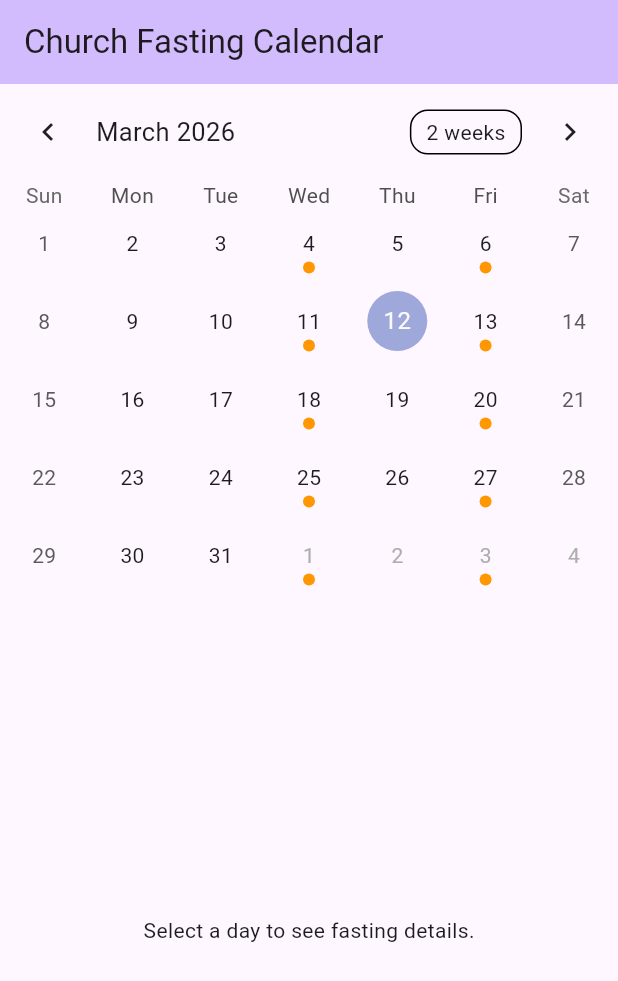
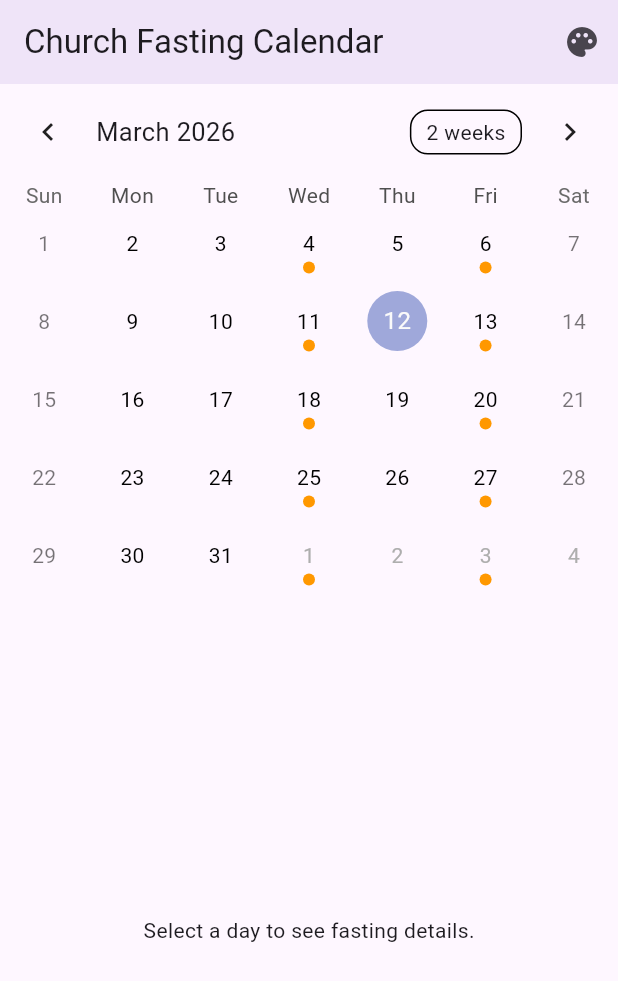
Before and after one commit to d3metrious/OrthodoxFastingCalender, a Flutter app: the screen it shows after launch, on a phone screen of 412 x 824 dp. Shown: the top 981 px of the screen. Run offline on Flutter 3.47's test engine with Material 3 defaults, Android fonts, the phone set to English and light mode, and no system bars; drawn by our look-alikes of table_calendar.

Commit message:
User selected theme mode

```diff
--- a/lib/main.dart
+++ b/lib/main.dart
@@ -1,5 +1,7 @@
 import 'package:flutter/material.dart';
 import 'pages/calendar_page.dart';
+import 'utils/app_colors.dart';
+import 'services/theme_service.dart';
 
 void main() {
   runApp(const FastingCalendarApp());
@@ -10,13 +12,31 @@ class FastingCalendarApp extends StatelessWidget {
 
   @override
   Widget build(BuildContext context) {
+    // ListenableBuilder listens to themeService and rebuilds whenever notifyListeners() is called
+    return ListenableBuilder(
+      listenable: themeService,
+      builder: (context, child) {
         return MaterialApp(
           title: 'Church Fasting Calendar',
           theme: ThemeData(
-        colorScheme: ColorScheme.fromSeed(seedColor: Colors.deepPurple),
+            colorScheme: ColorScheme.fromSeed(
+              seedColor: AppColors.primary,
+              brightness: Brightness.light,
+            ),
             useMaterial3: true,
           ),
+          darkTheme: ThemeData(
+            colorScheme: ColorScheme.fromSeed(
+              seedColor: AppColors.primary,
+              brightness: Brightness.dark,
+            ),
+            useMaterial3: true,
+          ),
+          // Now controlled by our service
+          themeMode: themeService.themeMode,
           home: const CalendarPage(),
+        );
+      },
     );
   }
 }
--- a/lib/pages/calendar_page.dart
+++ b/lib/pages/calendar_page.dart
@@ -1,6 +1,8 @@
 import 'package:flutter/material.dart';
 import 'package:table_calendar/table_calendar.dart';
 import '../services/fasting_service.dart';
+import '../services/theme_service.dart';
+import '../utils/app_colors.dart';
 
 class CalendarPage extends StatefulWidget {
   const CalendarPage({super.key});
@@ -15,10 +17,33 @@ class _CalendarPageState extends State<CalendarPage> {
 
   @override
   Widget build(BuildContext context) {
+    final bool isDarkMode = Theme.of(context).brightness == Brightness.dark;
+
     return Scaffold(
       appBar: AppBar(
         title: const Text('Church Fasting Calendar'),
-        backgroundColor: Theme.of(context).colorScheme.inversePrimary,
+        backgroundColor: AppColors.primary.withOpacity(0.1),
+        actions: [
+          // A simple dropdown to change the theme
+          PopupMenuButton<ThemeMode>(
+            icon: const Icon(Icons.palette),
+            onSelected: (mode) => themeService.setThemeMode(mode),
+            itemBuilder: (context) => [
+              const PopupMenuItem(
+                value: ThemeMode.system,
+                child: Text('Device Default'),
+              ),
+              const PopupMenuItem(
+                value: ThemeMode.light,
+                child: Text('Light Mode'),
+              ),
+              const PopupMenuItem(
+                value: ThemeMode.dark,
+                child: Text('Dark Mode'),
+              ),
+            ],
+          ),
+        ],
       ),
       body: Column(
         children: [
@@ -37,17 +62,23 @@ class _CalendarPageState extends State<CalendarPage> {
               final fast = FastingService.getFastingType(day);
               return fast != null ? [fast] : [];
             },
-            calendarStyle: const CalendarStyle(
-              markerDecoration: BoxDecoration(
-                color: Colors.orange,
+            calendarStyle: CalendarStyle(
+              markerDecoration: const BoxDecoration(
+                color: AppColors.fastingMarker,
                 shape: BoxShape.circle,
+              ),
+              defaultTextStyle: TextStyle(
+                color: isDarkMode ? Colors.white : Colors.black,
+              ),
+              weekendTextStyle: TextStyle(
+                color: isDarkMode ? Colors.white70 : Colors.black54,
               ),
             ),
           ),
           const SizedBox(height: 20),
           Expanded(
             child: Center(
-              child: _buildInfoCard(),
+              child: _buildInfoCard(isDarkMode),
             ),
           ),
         ],
@@ -55,7 +86,7 @@ class _CalendarPageState extends State<CalendarPage> {
     );
   }
 
-  Widget _buildInfoCard() {
+  Widget _buildInfoCard(bool isDarkMode) {
     if (_selectedDay == null) {
       return const Text('Select a day to see fasting details.');
     }
@@ -63,14 +94,16 @@ class _CalendarPageState extends State<CalendarPage> {
     final fastType = FastingService.getFastingType(_selectedDay!);
     if (fastType != null) {
       return Card(
-        color: Colors.orange.shade50,
+        color: isDarkMode
+            ? AppColors.fastingBackgroundDark
+            : AppColors.fastingBackgroundLight,
         margin: const EdgeInsets.all(16),
         child: Padding(
           padding: const EdgeInsets.all(16.0),
           child: Column(
             mainAxisSize: MainAxisSize.min,
             children: [
-              const Icon(Icons.restaurant_menu, color: Colors.orange),
+              const Icon(Icons.restaurant_menu, color: AppColors.accent),
               const SizedBox(height: 8),
               Text(
                 fastType,
@@ -83,6 +116,9 @@ class _CalendarPageState extends State<CalendarPage> {
       );
     }
 
-    return const Text('No fasting today.');
+    return const Text(
+      'No fasting today.',
+      style: TextStyle(color: AppColors.noFastingText),
+    );
   }
 }
--- /dev/null
+++ b/lib/services/theme_service.dart
@@ -0,0 +1,20 @@
+import 'package:flutter/material.dart';
+
+class ThemeService extends ChangeNotifier {
+  // Internal state
+  ThemeMode _themeMode = ThemeMode.system;
+
+  ThemeMode get themeMode => _themeMode;
+
+  // Update logic
+  void setThemeMode(ThemeMode mode) {
+    if (_themeMode == mode) return;
+    _themeMode = mode;
+
+    // Notify all listeners (the UI) to rebuild
+    notifyListeners();
+  }
+}
+
+// Global instance for simplicity in this project
+final themeService = ThemeService();
--- /dev/null
+++ b/lib/utils/app_colors.dart
@@ -0,0 +1,17 @@
+import 'package:flutter/material.dart';
+
+class AppColors {
+  // Brand Colors
+  static const Color primary = Colors.deepPurple;
+  static const Color accent = Colors.orange;
+
+  // Fasting Specific Colors (Light Mode)
+  static const Color fastingBackgroundLight = Color(0xFFFFF3E0);
+  static const Color fastingMarker = Colors.orange;
+
+  // Fasting Specific Colors (Dark Mode)
+  static const Color fastingBackgroundDark = Color(0xFF3E2723); // Dark brown/orange
+
+  // Neutral Colors
+  static const Color noFastingText = Colors.grey;
+}
```
Lines whose indentation alone changed are shown as unchanged.
